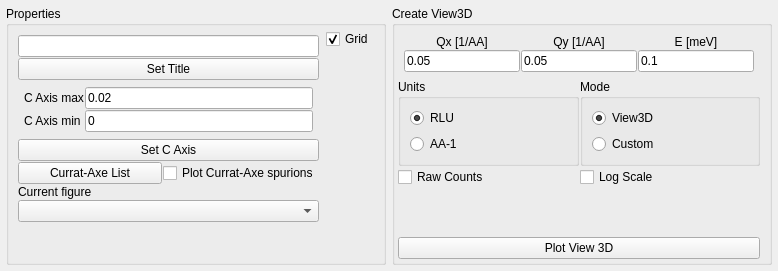
Old version of the form src/main/resources/base/Views/View3D.ui in the repository MJOLNIRPackage/MJOLNIR-GUI.
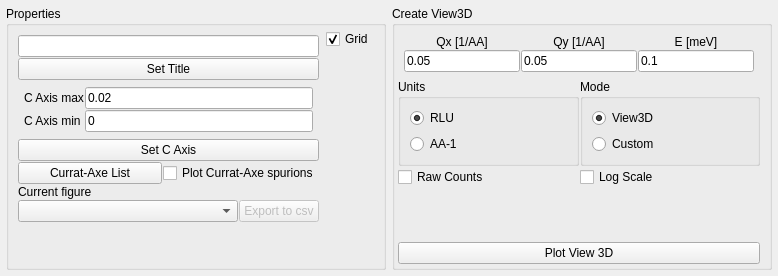
New version of the form.

Commit message: Add export capabilities

Diff of the .ui file:
```diff
--- a/src/main/resources/base/Views/View3D.ui
+++ b/src/main/resources/base/Views/View3D.ui
@@ -7,7 +7,7 @@
     <x>0</x>
     <y>0</y>
     <width>778</width>
-    <height>271</height>
+    <height>276</height>
    </rect>
   </property>
   <property name="sizePolicy">
@@ -219,6 +219,8 @@
          </widget>
         </item>
         <item>
+         <layout class="QHBoxLayout" name="horizontalLayout_7" stretch="1,0">
+          <item>
          <widget class="QComboBox" name="View3D_figureList_comboBox">
           <property name="toolTip">
            <string>Current Figure</string>
@@ -229,6 +231,18 @@
          </widget>
         </item>
         <item>
+           <widget class="QPushButton" name="View3D_figureToCSV_pushButton">
+            <property name="enabled">
+             <bool>false</bool>
+            </property>
+            <property name="text">
+             <string>Export to csv</string>
+            </property>
+           </widget>
+          </item>
+         </layout>
+        </item>
+        <item>
          <spacer name="verticalSpacer_2">
           <property name="orientation">
            <enum>Qt::Vertical</enum>
```
Left out of the diff: 2 changed lines with no effect on the pictures. Lines whose indentation alone changed are shown as unchanged. The commit also changes 5 other files.
